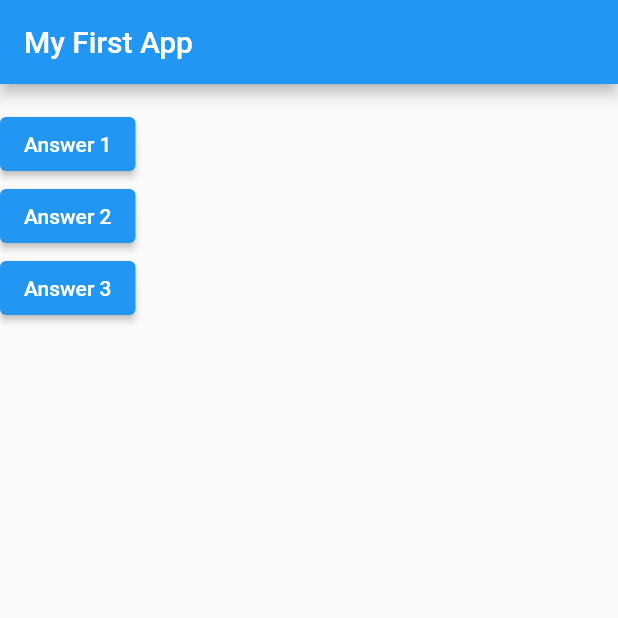
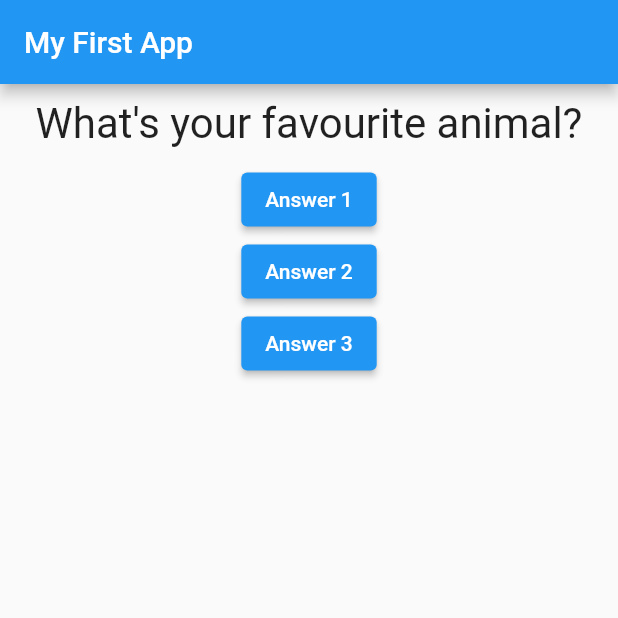
Before and after one commit to thefarismd/flutter_complete_guide, a Flutter app: the screen it shows after launch, after a tap on "Answer 1", on a phone screen of 412 x 824 dp, the top half of it. Run offline on Flutter 3.47's test engine with Material 2 defaults, Android fonts, the phone set to English and light mode, and no system bars.

Commit message:
styling and layout

```diff
--- a/lib/question.dart
+++ b/lib/question.dart
@@ -6,16 +6,24 @@ class Question extends StatelessWidget {
   // can remove the code below
   // const MyWidget({Key key}) : super(key: key);
 
-  final String questionText = "";
+  final String questionText;
 
-  Question(String questionText) {
-    questionText = questionText;
+  Question(String questionText) : this.questionText = questionText {
+    // questionText = questionText;
   }
 
   // Question(this.questionText);
 
   @override
   Widget build(BuildContext context) {
-    return Text(questionText);
+    return Container(
+      width: double.infinity,
+      margin: EdgeInsets.all(10),
+      child: Text(
+        questionText,
+        style: TextStyle(fontSize: 28),
+        textAlign: TextAlign.center,
+      ),
+    );
   }
 }
```
